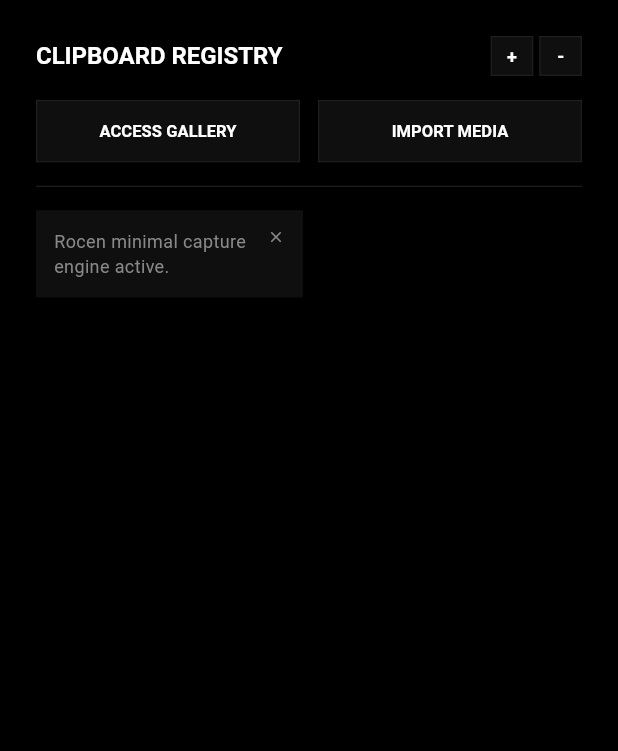
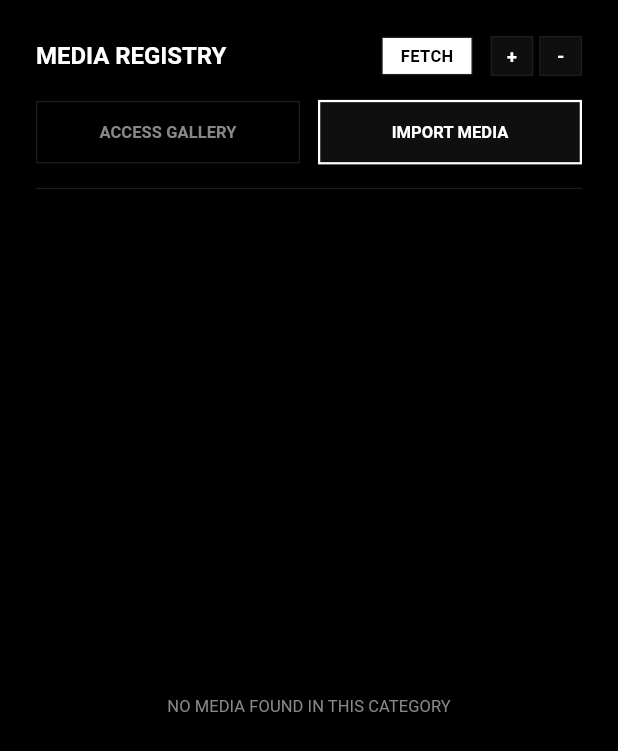
Before and after one commit to darshseraphic/Rocen, a Flutter app: the ClipboardScreen widget shown alone on an empty page, opened directly, after a tap on "IMPORT MEDIA", on a phone screen of 412 x 824 dp. Shown: the top 751 px of the screen. Run offline on Flutter 3.47's test engine with Material 3 defaults, Android fonts, the phone set to English and light mode, and no system bars; our stand-ins replace file_picker, flutter_riverpod, hive_flutter; missing offline and left inert: photo_manager; accounts and stored records are empty.

Commit message:
initial commit

```diff
--- a/lib/features/clipboard.dart
+++ b/lib/features/clipboard.dart
@@ -4,36 +4,69 @@ import 'package:flutter_riverpod/flutter_riverpod.dart';
 import 'package:flutter_staggered_grid_view/flutter_staggered_grid_view.dart';
 import 'package:photo_manager/photo_manager.dart';
 import 'package:file_picker/file_picker.dart';
+import 'package:hive_flutter/hive_flutter.dart';
 import '../core/database.dart';
 import '../main.dart';
 
-// Modern Notifier managing dynamic layout density scale variables
+// --- PERSISTED DENSITY STATE NOTIFIER ---
 class GridColumnsNotifier extends Notifier<int> {
+  static const String _boxName = 'rocen_settings_box';
+
   @override
-  int build() => 2; // Default layout state matches your initial 'big view'
+  int build() {
+    // Reads saved density layout parameter directly on engine initialization (Defaults to 2)
+    return Hive.box(_boxName).get('grid_columns', defaultValue: 2);
+  }
 
   void makeItemsSmaller() {
-    if (state < 6) state++; // Caps layout compaction at 6 columns max density
+    if (state < 6) {
+      state++;
+      Hive.box(_boxName).put('grid_columns', state); // Commits state to disk instantly
+    }
   }
 
   void makeItemsLarger() {
-    if (state > 1) state--; // Prevents columns collapsing past single asset stream
+    if (state > 1) {
+      state--;
+      Hive.box(_boxName).put('grid_columns', state); // Commits state to disk instantly
+    }
   }
 }
 
 final gridColumnsProvider = NotifierProvider<GridColumnsNotifier, int>(GridColumnsNotifier.new);
 
-class ClipboardScreen extends ConsumerWidget {
+// --- MAIN INTERFACE WORKSPACE ---
+class ClipboardScreen extends ConsumerStatefulWidget {
   const ClipboardScreen({super.key});
 
-  Future<void> _autoFetchWholeGallery(BuildContext context, WidgetRef ref) async {
+  @override
+  ConsumerState<ClipboardScreen> createState() => _ClipboardScreenState();
+}
+
+class _ClipboardScreenState extends ConsumerState<ClipboardScreen> {
+  final PageController _pageController = PageController(initialPage: 0);
+  int _activePageIndex = 0;
+
+  @override
+  void dispose() {
+    _pageController.dispose();
+    super.dispose();
+  }
+
+  void _switchTab(int index) {
+    setState(() => _activePageIndex = index);
+    _pageController.animateToPage(
+      index,
+      duration: const Duration(milliseconds: 350),
+      curve: Curves.easeOutCubic,
+    );
+  }
+
+  Future<void> _autoFetchWholeGallery() async {
     final PermissionState permission = await PhotoManager.requestPermissionExtend();
 
     if (permission.isAuth || permission.hasAccess) {
-      final List<AssetPathEntity> albums = await PhotoManager.getAssetPathList(
-        type: RequestType.image,
-      );
-
+      final List<AssetPathEntity> albums = await PhotoManager.getAssetPathList(type: RequestType.image);
       final List<String> loadedFilePaths = [];
 
       for (var album in albums) {
@@ -42,47 +75,38 @@ class ClipboardScreen extends ConsumerWidget {
 
         for (var asset in assets) {
           final File? file = await asset.file;
-          if (file != null) {
-            loadedFilePaths.add(file.path);
-          }
+          if (file != null) loadedFilePaths.add(file.path);
         }
       }
 
       if (loadedFilePaths.isNotEmpty) {
-        await ref.read(localDatabaseProvider.notifier).insertMultipleItems(loadedFilePaths, 'image_clip');
+        await ref.read(localDatabaseProvider.notifier).insertMultipleItems(loadedFilePaths, 'gallery_clip');
       }
     } else {
-      ScaffoldMessenger.of(context).showSnackBar(
-        const SnackBar(content: Text('GALLERY PERMISSION DENIED IN SYSTEM SETTINGS')),
-      );
+      if (mounted) ScaffoldMessenger.of(context).showSnackBar(const SnackBar(content: Text('PERMISSION DENIED')));
     }
   }
 
-  Future<void> _importSelectedMedia(BuildContext context, WidgetRef ref) async {
+  Future<void> _importSelectedMedia() async {
     try {
-      final FilePickerResult? result = await FilePicker.platform.pickFiles(
-        type: FileType.image,
-        allowMultiple: true,
-      );
+      final FilePickerResult? result = await FilePicker.platform.pickFiles(type: FileType.image, allowMultiple: true);
 
       if (result != null) {
         final List<String> chosenPaths = result.paths.whereType<String>().toList();
         if (chosenPaths.isNotEmpty) {
-          await ref.read(localDatabaseProvider.notifier).insertMultipleItems(chosenPaths, 'image_clip');
+          await ref.read(localDatabaseProvider.notifier).insertMultipleItems(chosenPaths, 'imported_clip');
         }
       }
     } catch (e) {
-      ScaffoldMessenger.of(context).showSnackBar(
-        SnackBar(content: Text('IMPORT ERROR: ${e.toString().toUpperCase()}')),
-      );
+      if (mounted) ScaffoldMessenger.of(context).showSnackBar(SnackBar(content: Text('ERROR: ${e.toString().toUpperCase()}')));
     }
   }
 
-  void _showImagePreview(BuildContext context, String filePath, bool isDark, Color borderColor) {
+  void _showImagePreview(String filePath, bool isDark, Color borderColor) {
     showGeneralDialog(
       context: context,
       barrierDismissible: true,
-      barrierLabel: 'Dismiss Preview',
+      barrierLabel: 'Dismiss',
       barrierColor: Colors.black.withOpacity(isDark ? 0.85 : 0.6),
       transitionDuration: const Duration(milliseconds: 180),
       pageBuilder: (context, anim1, anim2) {
@@ -105,10 +129,7 @@ class ClipboardScreen extends ConsumerWidget {
                   Flexible(
                     child: Padding(
                       padding: const EdgeInsets.all(12.0),
-                      child: Image.file(
-                        File(filePath),
-                        fit: BoxFit.contain,
-                      ),
+                      child: Image.file(File(filePath), fit: BoxFit.contain),
                     ),
                   ),
                   Container(
@@ -124,27 +145,13 @@ class ClipboardScreen extends ConsumerWidget {
                         Expanded(
                           child: Text(
                             filePath.split(Platform.pathSeparator).last.toUpperCase(),
-                            style: TextStyle(
-                              color: isDark ? const Color(0xFFA3A3A3) : const Color(0xFF525252),
-                              fontSize: 10,
-                              fontWeight: FontWeight.w500,
-                              letterSpacing: 0.05,
-                            ),
-                            maxLines: 1,
-                            overflow: TextOverflow.ellipsis,
+                            style: TextStyle(color: isDark ? const Color(0xFFA3A3A3) : const Color(0xFF525252), fontSize: 10, fontWeight: FontWeight.w500),
+                            maxLines: 1, overflow: TextOverflow.ellipsis,
                           ),
                         ),
                         InkWell(
                           onTap: () => Navigator.pop(context),
-                          child: Text(
-                            'CLOSE',
-                            style: TextStyle(
-                              color: isDark ? Colors.white : Colors.black,
-                              fontSize: 10,
-                              fontWeight: FontWeight.w600,
-                              letterSpacing: 0.05,
-                            ),
-                          ),
+                          child: Text('CLOSE', style: TextStyle(color: isDark ? Colors.white : Colors.black, fontSize: 10, fontWeight: FontWeight.w600)),
                         ),
                       ],
                     ),
@@ -158,13 +165,78 @@ class ClipboardScreen extends ConsumerWidget {
     );
   }
 
+  Widget _buildGrid(List<CaptureItem> items, int columns, bool isDark, Color borderColor, Color containerBg, Color textSub) {
+    if (items.isEmpty) {
+      return Center(
+        child: Text(
+          'NO MEDIA FOUND IN THIS CATEGORY',
+          style: TextStyle(color: textSub, fontSize: 11, letterSpacing: 0.05),
+        ),
+      );
+    }
+
+    return MasonryGridView.count(
+      crossAxisCount: columns,
+      mainAxisSpacing: 8,
+      crossAxisSpacing: 8,
+      itemCount: items.length,
+      itemBuilder: (context, index) {
+        final item = items[index];
+        return GestureDetector(
+          onTap: () => _showImagePreview(item.content, isDark, borderColor),
+          child: Container(
+            decoration: BoxDecoration(border: Border.all(color: borderColor, width: 0.8), color: containerBg),
+            child: Column(
+              crossAxisAlignment: CrossAxisAlignment.start,
+              mainAxisSize: MainAxisSize.min,
+              children: [
+                Image.file(
+                  File(item.content),
+                  fit: BoxFit.cover,
+                  cacheWidth: 280,
+                  errorBuilder: (context, error, stackTrace) {
+                    return Container(padding: const EdgeInsets.all(12), child: Text('BROKEN REF', style: TextStyle(color: Colors.red[400], fontSize: 9)));
+                  },
+                ),
+                if (columns <= 2)
+                  Container(
+                    width: double.infinity,
+                    padding: const EdgeInsets.all(8.0),
+                    decoration: BoxDecoration(border: Border(top: BorderSide(color: borderColor, width: 0.8))),
+                    child: Row(
+                      mainAxisAlignment: MainAxisAlignment.spaceBetween,
+                      children: [
+                        Expanded(
+                          child: Text(
+                            item.content.split(Platform.pathSeparator).last,
+                            maxLines: 1, overflow: TextOverflow.ellipsis,
+                            style: TextStyle(color: textSub, fontSize: 10),
+                          ),
+                        ),
+                        const SizedBox(width: 4),
+                        GestureDetector(
+                          onTap: () => ref.read(localDatabaseProvider.notifier).deleteItem(item.id),
+                          child: Icon(Icons.close, color: textSub, size: 12),
+                        )
+                      ],
+                    ),
+                  ),
+              ],
+            ),
+          ),
+        );
+      },
+    );
+  }
+
   @override
-  Widget build(BuildContext context, WidgetRef ref) {
+  Widget build(BuildContext context) {
     final isDark = ref.watch(themeProvider);
-    final columns = ref.watch(gridColumnsProvider); // Monitors ongoing grid sizing requests
-    final items = ref.watch(localDatabaseProvider)
-        .where((e) => e.type == 'clip' || e.type == 'image_clip')
-        .toList();
+    final columns = ref.watch(gridColumnsProvider);
+    final allItems = ref.watch(localDatabaseProvider);
+
+    final galleryItems = allItems.where((e) => e.type == 'gallery_clip').toList();
+    final importedItems = allItems.where((e) => e.type == 'imported_clip').toList();
 
     final textMain = isDark ? Colors.white : Colors.black;
     final textSub = isDark ? const Color(0xFF888888) : const Color(0xFF404040);
@@ -180,21 +252,26 @@ class ClipboardScreen extends ConsumerWidget {
             mainAxisAlignment: MainAxisAlignment.spaceBetween,
             children: [
               Text(
-                'CLIPBOARD REGISTRY',
+                'MEDIA REGISTRY',
                 style: TextStyle(color: textMain, fontSize: 16, fontWeight: FontWeight.w600, letterSpacing: -0.02),
               ),
 
-              // MINIMAL DENSITY TOGGLE BLOCK
               Row(
                 children: [
+                  GestureDetector(
+                    onTap: () => _activePageIndex == 0 ? _autoFetchWholeGallery() : _importSelectedMedia(),
+                    child: Container(
+                      padding: const EdgeInsets.symmetric(horizontal: 12, vertical: 4),
+                      decoration: BoxDecoration(border: Border.all(color: borderColor, width: 0.8), color: isDark ? Colors.white : Colors.black),
+                      child: Text('FETCH', style: TextStyle(color: isDark ? Colors.black : Colors.white, fontSize: 11, fontWeight: FontWeight.bold)),
+                    ),
+                  ),
+                  const SizedBox(width: 12),
                   GestureDetector(
                     onTap: () => ref.read(gridColumnsProvider.notifier).makeItemsLarger(),
                     child: Container(
                       padding: const EdgeInsets.symmetric(horizontal: 10, vertical: 4),
-                      decoration: BoxDecoration(
-                        border: Border.all(color: borderColor, width: 0.8),
-                        color: containerBg,
-                      ),
+                      decoration: BoxDecoration(border: Border.all(color: borderColor, width: 0.8), color: containerBg),
                       child: Text('+', style: TextStyle(color: textMain, fontSize: 12, fontWeight: FontWeight.bold)),
                     ),
                   ),
@@ -203,10 +280,7 @@ class ClipboardScreen extends ConsumerWidget {
                     onTap: () => ref.read(gridColumnsProvider.notifier).makeItemsSmaller(),
                     child: Container(
                       padding: const EdgeInsets.symmetric(horizontal: 11, vertical: 4),
-                      decoration: BoxDecoration(
-                        border: Border.all(color: borderColor, width: 0.8),
-                        color: containerBg,
-                      ),
+                      decoration: BoxDecoration(border: Border.all(color: borderColor, width: 0.8), color: containerBg),
                       child: Text('-', style: TextStyle(color: textMain, fontSize: 12, fontWeight: FontWeight.bold)),
                     ),
                   ),
@@ -220,17 +294,18 @@ class ClipboardScreen extends ConsumerWidget {
             children: [
               Expanded(
                 child: InkWell(
-                  onTap: () => _autoFetchWholeGallery(context, ref),
-                  child: Container(
+                  onTap: () => _switchTab(0),
+                  child: AnimatedContainer(
+                    duration: const Duration(milliseconds: 200),
                     padding: const EdgeInsets.symmetric(vertical: 12),
                     decoration: BoxDecoration(
-                      border: Border.all(color: borderColor, width: 0.8),
-                      color: isDark ? const Color(0xFF0F0F0F) : const Color(0xFFF9F9F9),
+                      border: Border.all(color: _activePageIndex == 0 ? textMain : borderColor, width: _activePageIndex == 0 ? 1.5 : 0.8),
+                      color: _activePageIndex == 0 ? containerBg : Colors.transparent,
                     ),
                     alignment: Alignment.center,
                     child: Text(
                       'ACCESS GALLERY',
-                      style: TextStyle(color: textMain, fontSize: 11, fontWeight: FontWeight.w600, letterSpacing: 0.05),
+                      style: TextStyle(color: _activePageIndex == 0 ? textMain : textSub, fontSize: 11, fontWeight: FontWeight.w600, letterSpacing: 0.05),
                     ),
                   ),
                 ),
@@ -238,17 +313,18 @@ class ClipboardScreen extends ConsumerWidget {
               const SizedBox(width: 12),
               Expanded(
                 child: InkWell(
-                  onTap: () => _importSelectedMedia(context, ref),
-                  child: Container(
+                  onTap: () => _switchTab(1),
+                  child: AnimatedContainer(
+                    duration: const Duration(milliseconds: 200),
                     padding: const EdgeInsets.symmetric(vertical: 12),
                     decoration: BoxDecoration(
-                      border: Border.all(color: borderColor, width: 0.8),
-                      color: isDark ? const Color(0xFF0F0F0F) : const Color(0xFFF9F9F9),
+                      border: Border.all(color: _activePageIndex == 1 ? textMain : borderColor, width: _activePageIndex == 1 ? 1.5 : 0.8),
+                      color: _activePageIndex == 1 ? containerBg : Colors.transparent,
                     ),
                     alignment: Alignment.center,
                     child: Text(
                       'IMPORT MEDIA',
-                      style: TextStyle(color: textMain, fontSize: 11, fontWeight: FontWeight.w600, letterSpacing: 0.05),
+                      style: TextStyle(color: _activePageIndex == 1 ? textMain : textSub, fontSize: 11, fontWeight: FontWeight.w600, letterSpacing: 0.05),
                     ),
                   ),
                 ),
@@ -259,99 +335,13 @@ class ClipboardScreen extends ConsumerWidget {
           Divider(color: borderColor, height: 32, thickness: 0.8),
 
           Expanded(
-            child: items.isEmpty
-                ? Center(
-              child: Text(
-                'NO CAPTURES INSTANTIATED',
-                style: TextStyle(color: textSub, fontSize: 11, letterSpacing: 0.05),
-              ),
-            )
-                : MasonryGridView.count(
-              crossAxisCount: columns, // Dynamically maps structure bounds on calculation change
-              mainAxisSpacing: 8,
-              crossAxisSpacing: 8,
-              itemCount: items.length,
-              itemBuilder: (context, index) {
-                final item = items[index];
-
-                if (item.type == 'image_clip') {
-                  return GestureDetector(
-                    onTap: () => _showImagePreview(context, item.content, isDark, borderColor),
-                    child: Container(
-                      decoration: BoxDecoration(
-                        border: Border.all(color: borderColor, width: 0.8),
-                        color: containerBg,
-                      ),
-                      child: Column(
-                        crossAxisAlignment: CrossAxisAlignment.start,
-                        mainAxisSize: MainAxisSize.min,
-                        children: [
-                          Image.file(
-                            File(item.content),
-                            fit: BoxFit.cover,
-                            cacheWidth: 280,
-                            errorBuilder: (context, error, stackTrace) {
-                              return Container(
-                                padding: const EdgeInsets.all(12),
-                                child: Text('MEDIA REF BROKEN', style: TextStyle(color: Colors.red[400], fontSize: 9)),
-                              );
-                            },
-                          ),
-                          // Hide specific labeling tags when grid view drops to high density states
-                          if (columns <= 2)
-                            Container(
-                              width: double.infinity,
-                              padding: const EdgeInsets.all(8.0),
-                              decoration: BoxDecoration(
-                                border: Border(top: BorderSide(color: borderColor, width: 0.8)),
-                              ),
-                              child: Row(
-                                mainAxisAlignment: MainAxisAlignment.spaceBetween,
-                                children: [
-                                  Expanded(
-                                    child: Text(
-                                      item.content.split(Platform.pathSeparator).last,
-                                      maxLines: 1,
-                                      overflow: TextOverflow.ellipsis,
-                                      style: TextStyle(color: textSub, fontSize: 10),
-                                    ),
-                                  ),
-                                  const SizedBox(width: 4),
-                                  GestureDetector(
-                                    onTap: () => ref.read(localDatabaseProvider.notifier).deleteItem(item.id),
-                                    child: Icon(Icons.close, color: textSub, size: 12),
-                                  )
-                                ],
-                              ),
-                            ),
-                        ],
-                      ),
-                    ),
-                  );
-                }
-
-                return Container(
-                  padding: const EdgeInsets.all(12),
-                  color: containerBg,
-                  child: Row(
-                    mainAxisAlignment: MainAxisAlignment.spaceBetween,
-                    crossAxisAlignment: CrossAxisAlignment.start,
-                    children: [
-                      Expanded(
-                        child: Text(
-                          item.content,
-                          style: TextStyle(color: textSub, fontSize: 12),
-                        ),
-                      ),
-                      const SizedBox(width: 4),
-                      GestureDetector(
-                        onTap: () => ref.read(localDatabaseProvider.notifier).deleteItem(item.id),
-                        child: Icon(Icons.close, color: textSub, size: 12),
-                      )
-                    ],
-                  ),
-                );
-              },
+            child: PageView(
+              controller: _pageController,
+              onPageChanged: (index) => setState(() => _activePageIndex = index),
+              children: [
+                _buildGrid(galleryItems, columns, isDark, borderColor, containerBg, textSub),
+                _buildGrid(importedItems, columns, isDark, borderColor, containerBg, textSub),
+              ],
             ),
           )
         ],
```
Also changed, not shown: lib/features/bookmarks.dart (+36 -20 lines), lib/features/quicknote.dart (+89 -139 lines).
